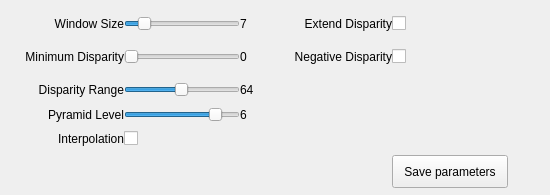
This is src/matcher/widgets/matcherwidgeti3drsgm.ui in i3drobotics/stereo-vision-toolkit as Qt 5 draws it before an edit. The edited form follows.
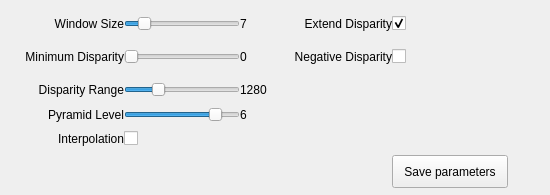
This is the edited form.

```diff
--- a/src/matcher/widgets/matcherwidgeti3drsgm.ui
+++ b/src/matcher/widgets/matcherwidgeti3drsgm.ui
@@ -130,6 +130,9 @@
        <property name="text">
         <string/>
        </property>
+       <property name="checked">
+        <bool>true</bool>
+       </property>
       </widget>
      </item>
      <item row="1" column="3">
@@ -271,13 +274,13 @@
         <number>1</number>
        </property>
        <property name="maximum">
-        <number>128</number>
+        <number>300</number>
        </property>
        <property name="singleStep">
         <number>1</number>
        </property>
        <property name="value">
-        <number>64</number>
+        <number>80</number>
        </property>
        <property name="orientation">
         <enum>Qt::Horizontal</enum>
@@ -425,7 +428,7 @@
         </size>
        </property>
        <property name="text">
-        <string>64</string>
+        <string>1280</string>
        </property>
        <property name="margin">
         <number>5</number>
```
